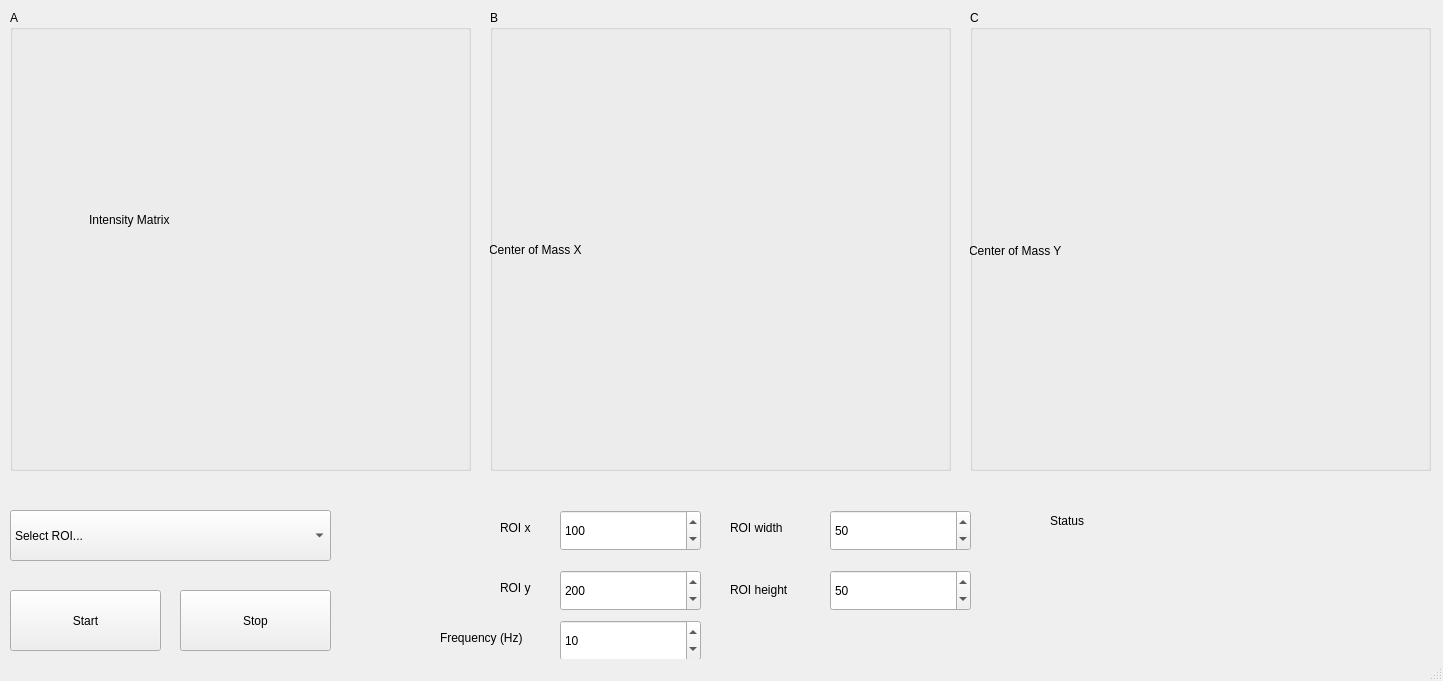
Above: gui/analysis_window.ui from AdvancedPhotonSource/DashPVA before the change. Below: the same form after it.
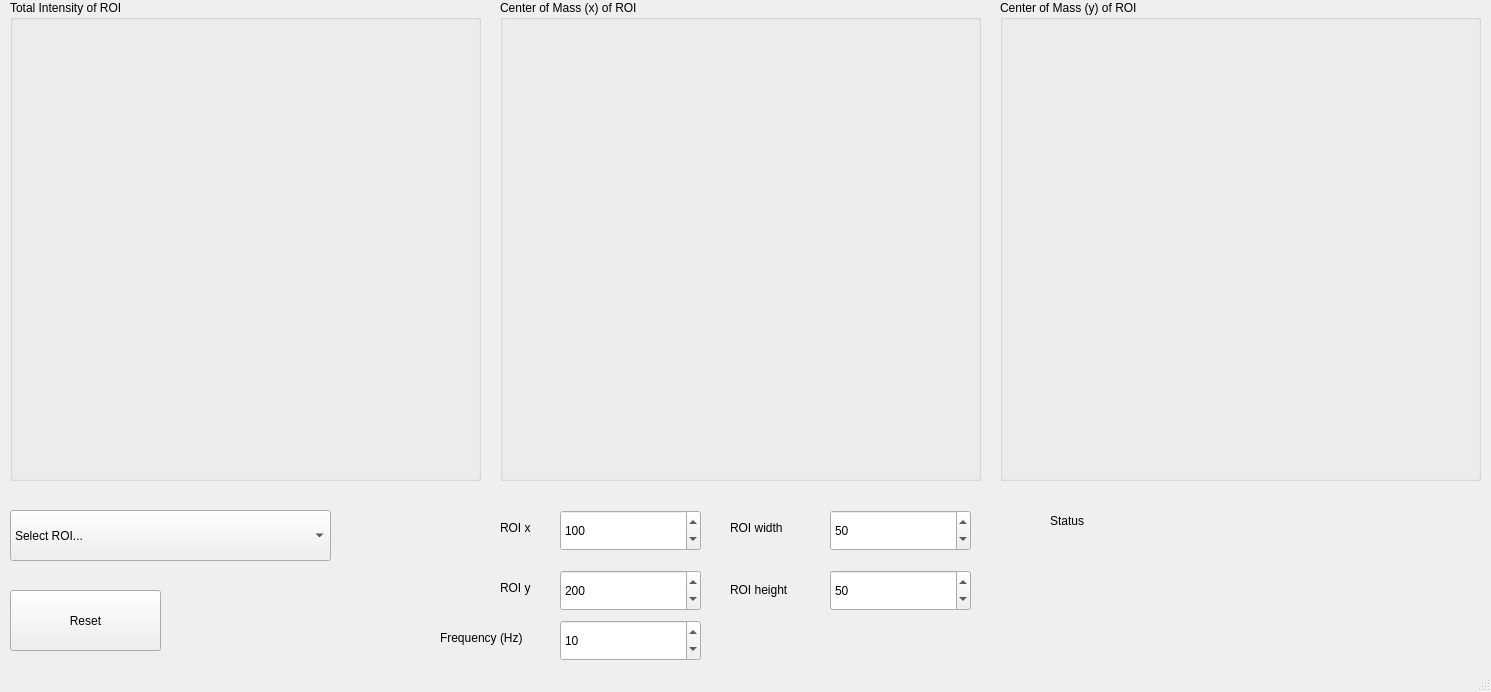
That is the form after the change.

Commit message: added labels to image views in analysis window, editted out normalization of images, pre-filled config ui, deleted multiprocessing portion of comments, reset button in analysis window working

```diff
--- a/gui/analysis_window.ui
+++ b/gui/analysis_window.ui
@@ -6,8 +6,8 @@
    <rect>
     <x>0</x>
     <y>0</y>
-    <width>1443</width>
-    <height>681</height>
+    <width>1491</width>
+    <height>692</height>
    </rect>
   </property>
   <property name="windowTitle">
@@ -18,136 +18,72 @@
     <property name="geometry">
      <rect>
       <x>10</x>
-      <y>10</y>
-      <width>461</width>
-      <height>461</height>
+      <y>0</y>
+      <width>471</width>
+      <height>481</height>
      </rect>
     </property>
     <property name="title">
-     <string>A</string>
+     <string>Total Intensity of ROI</string>
     </property>
     <widget class="QWidget" name="gridLayoutWidget">
      <property name="geometry">
       <rect>
-       <x>79</x>
-       <y>19</y>
-       <width>381</width>
-       <height>381</height>
+       <x>9</x>
+       <y>30</y>
+       <width>451</width>
+       <height>441</height>
       </rect>
      </property>
-     <layout class="QGridLayout" name="grid_a">
-      <item row="0" column="1">
-       <widget class="QLabel" name="intensity_matrix">
-        <property name="sizePolicy">
-         <sizepolicy hsizetype="Expanding" vsizetype="MinimumExpanding">
-          <horstretch>0</horstretch>
-          <verstretch>0</verstretch>
-         </sizepolicy>
-        </property>
-        <property name="text">
-         <string>Intensity Matrix</string>
-        </property>
-       </widget>
-      </item>
-     </layout>
-    </widget>
-    <widget class="QWidget" name="horizontalLayoutWidget">
-     <property name="geometry">
-      <rect>
-       <x>80</x>
-       <y>399</y>
-       <width>381</width>
-       <height>61</height>
-      </rect>
-     </property>
-     <layout class="QHBoxLayout" name="h_layout_intensity"/>
-    </widget>
-    <widget class="QWidget" name="verticalLayoutWidget">
-     <property name="geometry">
-      <rect>
-       <x>0</x>
-       <y>20</y>
-       <width>81</width>
-       <height>381</height>
-      </rect>
-     </property>
-     <layout class="QVBoxLayout" name="v_layout_intensity"/>
+     <layout class="QGridLayout" name="grid_a"/>
     </widget>
    </widget>
    <widget class="QGroupBox" name="gbox_b">
     <property name="geometry">
      <rect>
-      <x>490</x>
-      <y>10</y>
-      <width>461</width>
-      <height>461</height>
+      <x>500</x>
+      <y>0</y>
+      <width>481</width>
+      <height>481</height>
      </rect>
     </property>
     <property name="title">
-     <string>B</string>
+     <string>Center of Mass (x) of ROI</string>
     </property>
     <widget class="QWidget" name="gridLayoutWidget_2">
      <property name="geometry">
       <rect>
-       <x>-1</x>
-       <y>19</y>
+       <x>9</x>
+       <y>29</y>
        <width>461</width>
        <height>441</height>
       </rect>
      </property>
-     <layout class="QGridLayout" name="grid_b">
-      <item row="0" column="0">
-       <widget class="QLabel" name="center_of_mass_x">
-        <property name="sizePolicy">
-         <sizepolicy hsizetype="Expanding" vsizetype="MinimumExpanding">
-          <horstretch>0</horstretch>
-          <verstretch>0</verstretch>
-         </sizepolicy>
-        </property>
-        <property name="text">
-         <string>Center of Mass X</string>
-        </property>
-       </widget>
-      </item>
-     </layout>
+     <layout class="QGridLayout" name="grid_b"/>
     </widget>
    </widget>
    <widget class="QGroupBox" name="gbox_c">
     <property name="geometry">
      <rect>
-      <x>970</x>
-      <y>10</y>
-      <width>461</width>
-      <height>461</height>
+      <x>1000</x>
+      <y>0</y>
+      <width>481</width>
+      <height>481</height>
      </rect>
     </property>
     <property name="title">
-     <string>C</string>
+     <string>Center of Mass (y) of ROI</string>
     </property>
     <widget class="QWidget" name="gridLayoutWidget_3">
      <property name="geometry">
       <rect>
-       <x>-1</x>
-       <y>20</y>
+       <x>9</x>
+       <y>30</y>
        <width>461</width>
        <height>441</height>
       </rect>
      </property>
-     <layout class="QGridLayout" name="grid_c">
-      <item row="0" column="0">
-       <widget class="QLabel" name="center_of_mass_y">
-        <property name="sizePolicy">
-         <sizepolicy hsizetype="Expanding" vsizetype="MinimumExpanding">
-          <horstretch>0</horstretch>
-          <verstretch>0</verstretch>
-         </sizepolicy>
-        </property>
-        <property name="text">
-         <string>Center of Mass Y</string>
-        </property>
-       </widget>
-      </item>
-     </layout>
+     <layout class="QGridLayout" name="grid_c"/>
     </widget>
    </widget>
    <widget class="QComboBox" name="cbox_select_roi">
@@ -175,20 +111,7 @@
      </rect>
     </property>
     <property name="text">
-     <string>Start</string>
-    </property>
-   </widget>
-   <widget class="QPushButton" name="btn_stop">
-    <property name="geometry">
-     <rect>
-      <x>180</x>
-      <y>590</y>
-      <width>151</width>
-      <height>61</height>
-     </rect>
-    </property>
-    <property name="text">
-     <string>Stop</string>
+     <string>Reset</string>
     </property>
    </widget>
    <widget class="QLabel" name="label">
```
Left out of the diff: 2 changed lines with no effect on the pictures. The commit also changes 3 other files.
